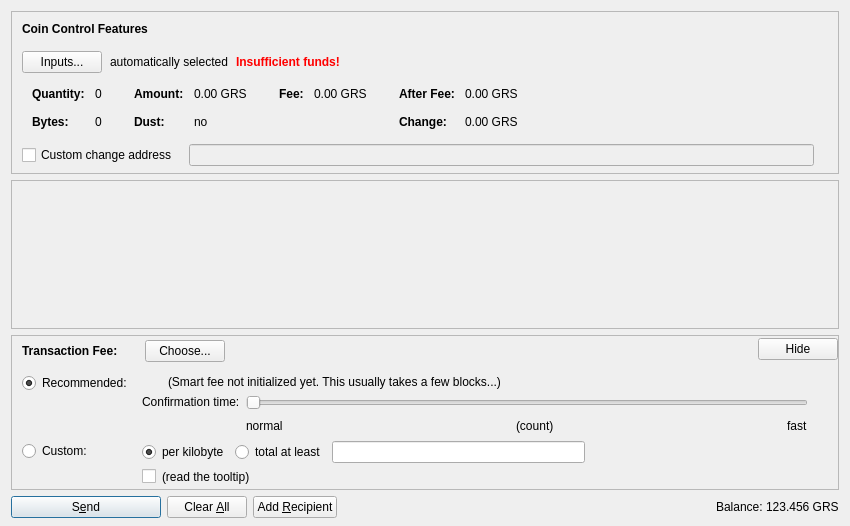
Old version of the form src/qt/forms/sendcoinsdialog.ui in the repository xshard/Shard.
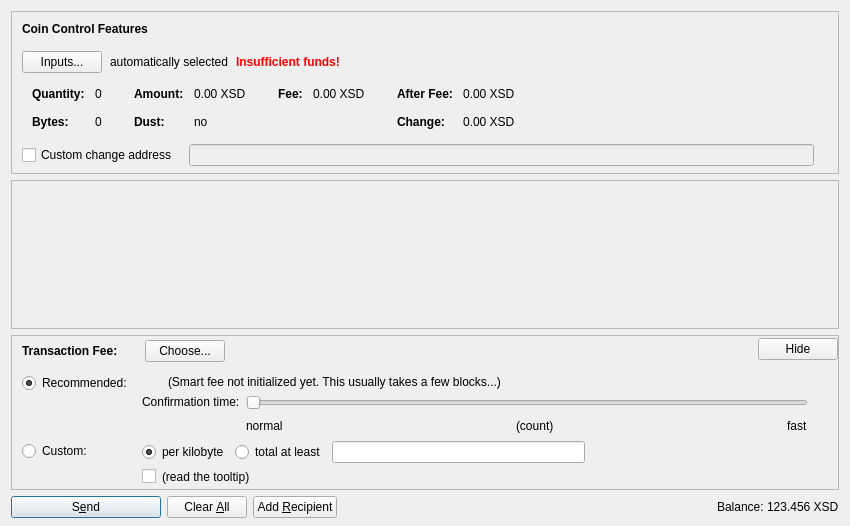
New version of the form. Icons and pictures are not drawn. Custom widgets are drawn as their Qt base class.

The edit to the form file:
```diff
--- a/src/qt/forms/sendcoinsdialog.ui
+++ b/src/qt/forms/sendcoinsdialog.ui
@@ -324,7 +324,7 @@
                   <enum>Qt::ActionsContextMenu</enum>
                  </property>
                  <property name="text">
-                  <string notr="true">0.00 GRS</string>
+                  <string notr="true">0.00 XSD</string>
                  </property>
                  <property name="textInteractionFlags">
                   <set>Qt::LinksAccessibleByMouse|Qt::TextSelectableByKeyboard|Qt::TextSelectableByMouse</set>
@@ -404,7 +404,7 @@
                   <enum>Qt::ActionsContextMenu</enum>
                  </property>
                  <property name="text">
-                  <string notr="true">0.00 GRS</string>
+                  <string notr="true">0.00 XSD</string>
                  </property>
                  <property name="textInteractionFlags">
                   <set>Qt::LinksAccessibleByMouse|Qt::TextSelectableByKeyboard|Qt::TextSelectableByMouse</set>
@@ -455,7 +455,7 @@
                   <enum>Qt::ActionsContextMenu</enum>
                  </property>
                  <property name="text">
-                  <string notr="true">0.00 GRS</string>
+                  <string notr="true">0.00 XSD</string>
                  </property>
                  <property name="textInteractionFlags">
                   <set>Qt::LinksAccessibleByMouse|Qt::TextSelectableByKeyboard|Qt::TextSelectableByMouse</set>
@@ -484,7 +484,7 @@
                   <enum>Qt::ActionsContextMenu</enum>
                  </property>
                  <property name="text">
-                  <string notr="true">0.00 GRS</string>
+                  <string notr="true">0.00 XSD</string>
                  </property>
                  <property name="textInteractionFlags">
                   <set>Qt::LinksAccessibleByMouse|Qt::TextSelectableByKeyboard|Qt::TextSelectableByMouse</set>
@@ -1290,7 +1290,7 @@
           <cursorShape>IBeamCursor</cursorShape>
          </property>
          <property name="text">
-          <string notr="true">123.456 GRS</string>
+          <string notr="true">123.456 XSD</string>
          </property>
          <property name="textInteractionFlags">
           <set>Qt::LinksAccessibleByMouse|Qt::TextSelectableByKeyboard|Qt::TextSelectableByMouse</set>
```
Left out of the diff: 4 changed lines with no effect on the pictures.
